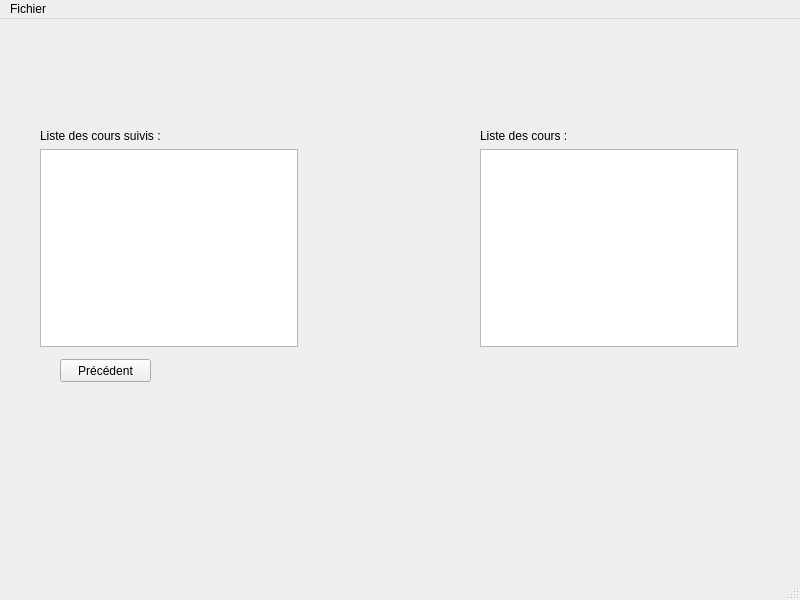
Above: Master/mainwindow.ui from ArnaudScheffler/ProjetCPOOA before the change. Below: the same form after it.
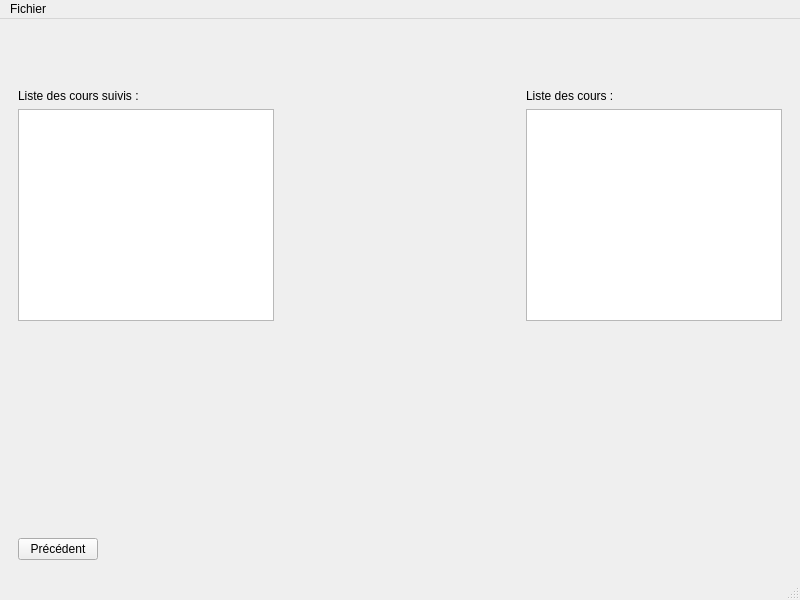
That is the form after the change.

Commit message: Un peu de mise en page avec les layout

```diff
--- a/Master/mainwindow.ui
+++ b/Master/mainwindow.ui
@@ -14,29 +14,29 @@
    <string>MainWindow</string>
   </property>
   <widget class="QWidget" name="centralwidget">
+   <layout class="QVBoxLayout" name="verticalLayout_3">
+    <item>
    <widget class="QStackedWidget" name="stackedWidget">
-    <property name="geometry">
-     <rect>
-      <x>0</x>
-      <y>0</y>
-      <width>801</width>
-      <height>571</height>
-     </rect>
-    </property>
     <property name="currentIndex">
      <number>1</number>
     </property>
-    <widget class="QWidget" name="page">
-     <widget class="QWidget" name="gridLayoutWidget">
-      <property name="geometry">
-       <rect>
-        <x>210</x>
-        <y>90</y>
-        <width>381</width>
-        <height>241</height>
-       </rect>
-      </property>
-      <layout class="QGridLayout" name="gridLayout">
+      <widget class="QWidget" name="Connection">
+       <layout class="QGridLayout" name="gridLayout_3">
+        <item row="1" column="2">
+         <spacer name="horizontalSpacer_2">
+          <property name="orientation">
+           <enum>Qt::Horizontal</enum>
+          </property>
+          <property name="sizeHint" stdset="0">
+           <size>
+            <width>40</width>
+            <height>20</height>
+           </size>
+          </property>
+         </spacer>
+        </item>
+        <item row="1" column="1">
+         <layout class="QFormLayout" name="formLayout">
        <item row="0" column="0">
         <widget class="QLabel" name="label">
          <property name="text">
@@ -79,18 +79,84 @@
         </widget>
        </item>
       </layout>
-     </widget>
-    </widget>
-    <widget class="QWidget" name="page_2">
+        </item>
+        <item row="0" column="1">
+         <spacer name="verticalSpacer">
+          <property name="orientation">
+           <enum>Qt::Vertical</enum>
+          </property>
+          <property name="sizeHint" stdset="0">
+           <size>
+            <width>20</width>
+            <height>40</height>
+           </size>
+          </property>
+         </spacer>
+        </item>
+        <item row="1" column="0">
+         <spacer name="horizontalSpacer">
+          <property name="orientation">
+           <enum>Qt::Horizontal</enum>
+          </property>
+          <property name="sizeHint" stdset="0">
+           <size>
+            <width>40</width>
+            <height>20</height>
+           </size>
+          </property>
+         </spacer>
+        </item>
+        <item row="2" column="1">
+         <spacer name="verticalSpacer_2">
+          <property name="orientation">
+           <enum>Qt::Vertical</enum>
+          </property>
+          <property name="sizeHint" stdset="0">
+           <size>
+            <width>20</width>
+            <height>40</height>
+           </size>
+          </property>
+         </spacer>
+        </item>
+       </layout>
+      </widget>
+      <widget class="QWidget" name="Accueil">
+       <layout class="QGridLayout" name="gridLayout">
+        <item row="1" column="0">
+         <layout class="QGridLayout" name="gridLayout_2">
+          <item row="3" column="0">
+           <layout class="QHBoxLayout" name="horizontalLayout_2">
+            <item>
+             <widget class="QPushButton" name="Precedent">
+              <property name="autoFillBackground">
+               <bool>false</bool>
+              </property>
+              <property name="text">
+               <string>Précédent</string>
+              </property>
+              <property name="autoDefault">
+               <bool>true</bool>
+              </property>
+             </widget>
+            </item>
+            <item>
+             <spacer name="horizontalSpacer_4">
+              <property name="orientation">
+               <enum>Qt::Horizontal</enum>
+              </property>
+              <property name="sizeHint" stdset="0">
+               <size>
+                <width>40</width>
+                <height>20</height>
+               </size>
+              </property>
+             </spacer>
+            </item>
+           </layout>
+          </item>
+          <item row="0" column="0" colspan="3">
      <widget class="QLabel" name="label_3">
-      <property name="geometry">
-       <rect>
-        <x>10</x>
-        <y>10</y>
-        <width>501</width>
-        <height>91</height>
-       </rect>
-      </property>
       <property name="font">
        <font>
         <pointsize>30</pointsize>
@@ -100,31 +166,8 @@
        <string/>
       </property>
      </widget>
-     <widget class="QPushButton" name="Precedent">
-      <property name="geometry">
-       <rect>
-        <x>60</x>
-        <y>340</y>
-        <width>91</width>
-        <height>23</height>
-       </rect>
-      </property>
-      <property name="text">
-       <string>Précédent</string>
-      </property>
-      <property name="autoDefault">
-       <bool>true</bool>
-      </property>
-     </widget>
-     <widget class="QWidget" name="layoutWidget">
-      <property name="geometry">
-       <rect>
-        <x>480</x>
-        <y>110</y>
-        <width>258</width>
-        <height>218</height>
-       </rect>
-      </property>
+          </item>
+          <item row="1" column="2">
       <layout class="QVBoxLayout" name="verticalLayout_2">
        <item>
         <widget class="QLabel" name="label_5">
@@ -140,17 +183,22 @@
          </property>
         </widget>
        </item>
-      </layout>
-     </widget>
-     <widget class="QWidget" name="">
-      <property name="geometry">
-       <rect>
-        <x>40</x>
-        <y>110</y>
-        <width>258</width>
-        <height>218</height>
-       </rect>
-      </property>
+            <item>
+             <spacer name="verticalSpacer_4">
+              <property name="orientation">
+               <enum>Qt::Vertical</enum>
+              </property>
+              <property name="sizeHint" stdset="0">
+               <size>
+                <width>20</width>
+                <height>40</height>
+               </size>
+              </property>
+             </spacer>
+            </item>
+           </layout>
+          </item>
+          <item row="1" column="0">
       <layout class="QVBoxLayout" name="verticalLayout">
        <item>
         <widget class="QLabel" name="label_4">
@@ -166,10 +214,41 @@
          </property>
         </widget>
        </item>
-      </layout>
-     </widget>
-    </widget>
-   </widget>
+            <item>
+             <spacer name="verticalSpacer_3">
+              <property name="orientation">
+               <enum>Qt::Vertical</enum>
+              </property>
+              <property name="sizeHint" stdset="0">
+               <size>
+                <width>20</width>
+                <height>40</height>
+               </size>
+              </property>
+             </spacer>
+            </item>
+           </layout>
+          </item>
+          <item row="1" column="1">
+           <spacer name="horizontalSpacer_3">
+            <property name="orientation">
+             <enum>Qt::Horizontal</enum>
+            </property>
+            <property name="sizeHint" stdset="0">
+             <size>
+              <width>40</width>
+              <height>20</height>
+             </size>
+            </property>
+           </spacer>
+          </item>
+         </layout>
+        </item>
+       </layout>
+      </widget>
+     </widget>
+    </item>
+   </layout>
   </widget>
   <widget class="QMenuBar" name="menubar">
    <property name="geometry">
```
Left out of the diff: 14 changed lines with no effect on the pictures. Lines whose indentation alone changed are shown as unchanged.
